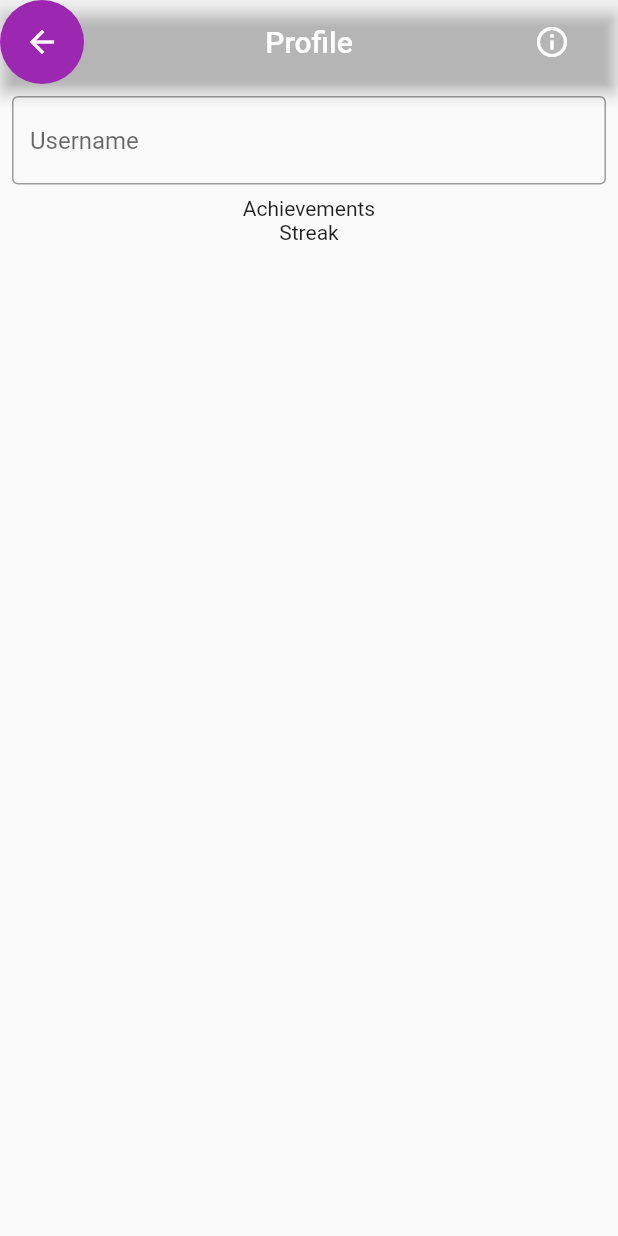
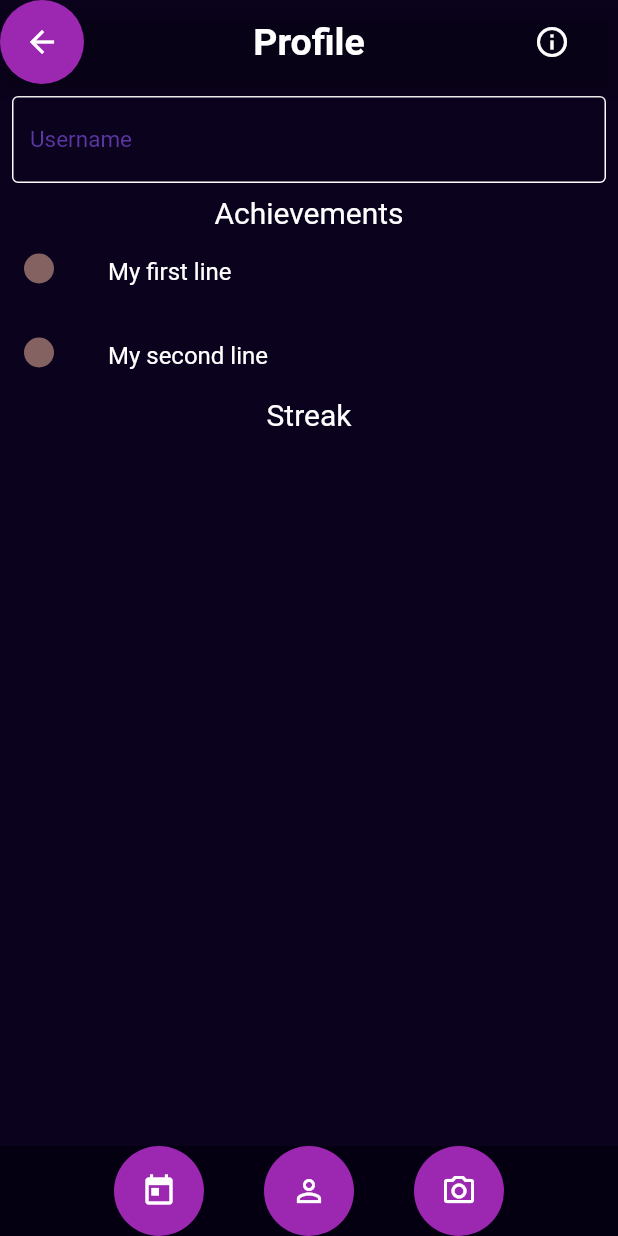
Before and after one commit to ntua-el19160/be_fashionable_app, a Flutter app: the screen it shows after launch, item 2 of the bottom bar chosen, on a phone screen of 412 x 824 dp. Run offline on Flutter 3.47's test engine with Material 2 defaults, Android fonts, the light colour scheme and no system bars; missing offline and left inert: dart:html.

Commit message:
Modifications in profile and home

```diff
--- a/lib/main.dart
+++ b/lib/main.dart
@@ -35,11 +35,11 @@ class _HomeScreenState extends State<HomeScreen> {
     Timer mytimer = Timer.periodic(const Duration(seconds: 1), (timer) {
       DateTime timenow = DateTime.now(); //get current date and time
       // ignore: prefer_interpolation_to_compose_strings
-      time = (24 - timenow.hour).toString() +
+      time = (24 - timenow.hour).toString().padLeft(2, '0') +
           ":" +
-          (60 - timenow.minute).toString() +
+          (60 - timenow.minute).toString().padLeft(2, '0') +
           ":" +
-          (60 - timenow.second).toString();
+          (60 - timenow.second).toString().padLeft(2, '0');
       setState(() {});
       //mytimer.cancel() //to terminate this timer
     });
@@ -75,6 +75,7 @@ class _HomeScreenState extends State<HomeScreen> {
                   color: Colors.white,
                   fontWeight: FontWeight.bold),
             ))
+            //Εικόνα-logo εφαρμογής
           ],
         ),
         /*Center(
--- a/lib/profile.dart
+++ b/lib/profile.dart
@@ -4,15 +4,54 @@ import 'package:flutter/material.dart';
 
 // import 'main.dart';
 
-class ProfileWidget extends StatefulWidget {
-  const ProfileWidget({Key? key}) : super(key:key);
+class MyList extends StatelessWidget {
+  const MyList({super.key});
 
   @override
+  Widget build(BuildContext context) {
+    return Column(
+      // ignore: prefer_const_literals_to_create_immutables
+      children: <Widget>[
+        const ListTile(
+          leading: MyBullet(),
+          title: Text('My first line'),
+        ),
+        const ListTile(
+          leading: MyBullet(),
+          title: Text('My second line'),
+        )
+      ],
+    );
+  }
+}
+
+class MyBullet extends StatelessWidget {
+  const MyBullet({super.key});
+
+  @override
+  Widget build(BuildContext context) {
+    // ignore: unnecessary_new
+    return new Container(
+      height: 20.0,
+      width: 20.0,
+      // ignore: prefer_const_constructors
+      decoration: BoxDecoration(
+        color: const Color.fromARGB(255, 132, 98, 98),
+        shape: BoxShape.circle,
+      ),
+    );
+  }
+}
+
+class ProfileWidget extends StatefulWidget {
+  const ProfileWidget({Key? key}) : super(key: key);
+
+  @override
+  // ignore: library_private_types_in_public_api
   _ProfileWidgetState createState() => _ProfileWidgetState();
 }
 
 class _ProfileWidgetState extends State<ProfileWidget> {
-
   final _usernameController = TextEditingController();
 
   @override
@@ -24,10 +63,14 @@ class _ProfileWidgetState extends State<ProfileWidget> {
   @override
   Widget build(BuildContext context) {
     return Scaffold(
-      // backgroundColor: Colors.black,
+        backgroundColor: const Color.fromARGB(255, 11, 2, 30),
         appBar: AppBar(
             backgroundColor: Colors.transparent,
-        title: const Text('Profile'),
+            title: const Text('Profile',
+                style: TextStyle(
+                    color: Colors.white,
+                    fontSize: 25,
+                    fontWeight: FontWeight.bold)),
             centerTitle: true,
             automaticallyImplyLeading: false,
             leading: CircleAvatar(
@@ -40,8 +83,7 @@ class _ProfileWidgetState extends State<ProfileWidget> {
                   icon: const Icon(Icons.arrow_back),
                   color: Colors.white,
                   tooltip: 'Back',
-          )
-        ),
+                )),
             actions: <Widget>[
               Padding(
                   padding: const EdgeInsets.only(right: 20.0),
@@ -50,21 +92,25 @@ class _ProfileWidgetState extends State<ProfileWidget> {
                     onPressed: () {},
                     icon: const Icon(Icons.info_outline),
                     tooltip: 'About',
-            )
-          ),
-        ]
-      ),
+                  )),
+            ]),
         body: Column(
           children: <Widget>[
             Padding(
                 padding: const EdgeInsets.all(8.0),
                 child: TextFormField(
+                  style: const TextStyle(color: Colors.white, fontSize: 15),
                   decoration: const InputDecoration(
+                      hintStyle: TextStyle(
+                          color: Color.fromARGB(255, 93, 54, 165),
+                          fontSize: 15),
                       hintText: 'Username',
                       border: OutlineInputBorder(
-                borderSide: BorderSide()
-                )
-              ),
+                          borderSide: BorderSide(
+                              style: BorderStyle.solid, color: Colors.white)),
+                      enabledBorder: OutlineInputBorder(
+                          borderSide: BorderSide(
+                              style: BorderStyle.solid, color: Colors.white))),
                   controller: _usernameController,
                   validator: (value) {
                     if (value == null || value.isEmpty) {
@@ -72,20 +118,78 @@ class _ProfileWidgetState extends State<ProfileWidget> {
                     }
                     return null;
                   },
+                )),
+            const Center(
+              child: Text(
+                'Achievements',
+                style: TextStyle(
+                    fontSize: 20,
+                    color: Colors.white,
+                    fontWeight: FontWeight.normal),
+              ),
+            ),
+
+            //Achievement List...Start
+            Column(
+              // ignore: prefer_const_literals_to_create_immutables
+              children: <Widget>[
+                const ListTile(
+                  leading: MyBullet(),
+                  title: Text('My first line',
+                      style: TextStyle(color: Colors.white)),
+                ),
+                const ListTile(
+                  leading: MyBullet(),
+                  title: Text('My second line',
+                      style: TextStyle(color: Colors.white)),
                 )
+              ],
             ),
+            //Achievement List...End
+
             const Center(
-            child: Text('Achievements'),
+              child: Text(
+                'Streak',
+                style: TextStyle(
+                    fontSize: 20,
+                    color: Colors.white,
+                    fontWeight: FontWeight.normal),
               ),
-          // Λίστα με τα achievements
-          const Center(
-            child: Text('Streak'),
             ),
             // Κείμενο για τρέχον streak
             // Κάποιο γραφικό
           ],
-      )
-      // Bottom nav bar ίδια με Homepage
-    );
+        ),
+        bottomNavigationBar: BottomAppBar(
+            color: const Color.fromARGB(255, 5, 0, 17),
+            child: Row(mainAxisAlignment: MainAxisAlignment.center, children: [
+              Padding(
+                  padding: const EdgeInsets.only(right: 40),
+                  child: CircleAvatar(
+                      radius: 30.0,
+                      backgroundColor: Colors.purple,
+                      child: IconButton(
+                        tooltip: 'Calendar',
+                        icon: const Icon(color: Colors.white, Icons.today),
+                        onPressed: () {},
+                      ))),
+              // ignore: prefer_const_constructors
+              Padding(
+                  padding: const EdgeInsets.only(right: 40),
+                  child: const CircleAvatar(
+                    radius: 30.0,
+                    backgroundColor: Colors.purple,
+                    child: Icon(color: Colors.white, Icons.person_outline),
+                  )),
+              CircleAvatar(
+                  radius: 30.0,
+                  backgroundColor: Colors.purple,
+                  child: IconButton(
+                    tooltip: 'Camera',
+                    icon: const Icon(
+                        color: Colors.white, Icons.camera_alt_outlined),
+                    onPressed: () {},
+                  )),
+            ])));
   }
 }
```
Lines whose indentation alone changed are shown as unchanged.
